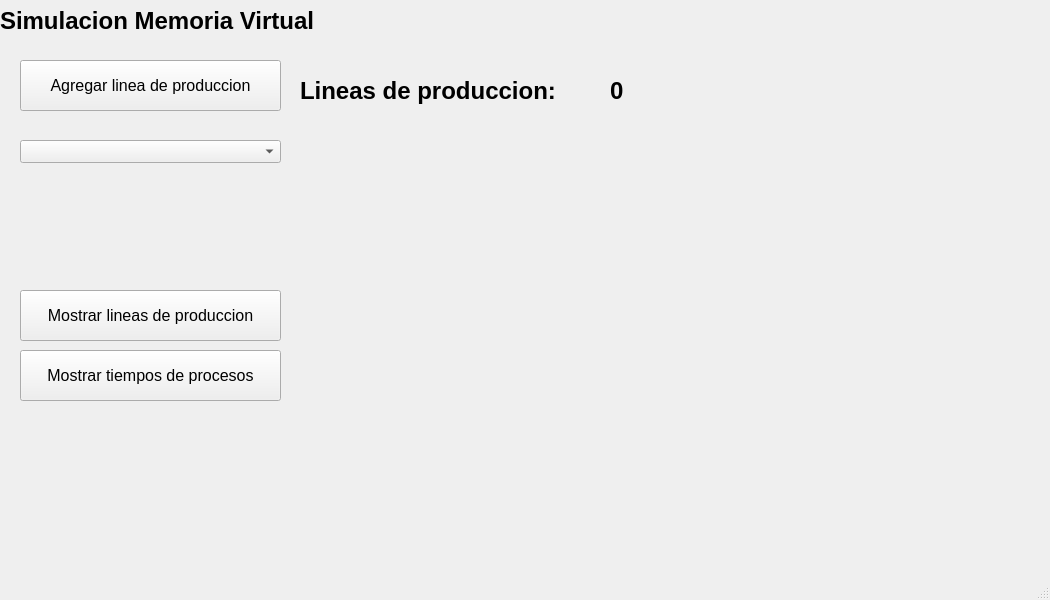
JoseDavidSS/AED2.LineaProduccion-Simulada, file GUI/ventanaprincipal.ui: the form before one commit.
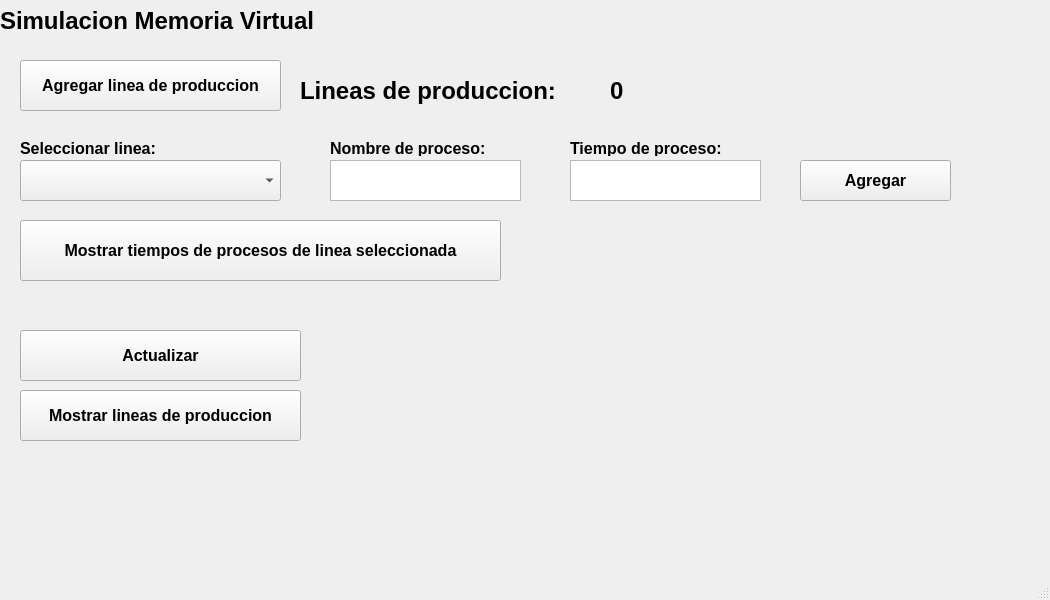
The form after the commit.

Diff of the .ui file:
```diff
--- a/GUI/ventanaprincipal.ui
+++ b/GUI/ventanaprincipal.ui
@@ -38,14 +38,16 @@
     <property name="geometry">
      <rect>
       <x>20</x>
-      <y>290</y>
-      <width>261</width>
+      <y>390</y>
+      <width>281</width>
       <height>51</height>
      </rect>
     </property>
     <property name="font">
      <font>
       <pointsize>12</pointsize>
+      <weight>75</weight>
+      <bold>true</bold>
      </font>
     </property>
     <property name="text">
@@ -56,18 +58,20 @@
     <property name="geometry">
      <rect>
       <x>20</x>
-      <y>350</y>
-      <width>261</width>
-      <height>51</height>
+      <y>220</y>
+      <width>481</width>
+      <height>61</height>
      </rect>
     </property>
     <property name="font">
      <font>
       <pointsize>12</pointsize>
+      <weight>75</weight>
+      <bold>true</bold>
      </font>
     </property>
     <property name="text">
-     <string>Mostrar tiempos de procesos</string>
+     <string>Mostrar tiempos de procesos de linea seleccionada</string>
     </property>
    </widget>
    <widget class="QPushButton" name="pushButton_4">
@@ -82,6 +86,8 @@
     <property name="font">
      <font>
       <pointsize>12</pointsize>
+      <weight>75</weight>
+      <bold>true</bold>
      </font>
     </property>
     <property name="text">
@@ -138,10 +144,136 @@
     <property name="geometry">
      <rect>
       <x>20</x>
-      <y>140</y>
+      <y>160</y>
       <width>261</width>
-      <height>23</height>
+      <height>41</height>
      </rect>
+    </property>
+    <property name="font">
+     <font>
+      <pointsize>12</pointsize>
+      <italic>true</italic>
+     </font>
+    </property>
+   </widget>
+   <widget class="QTextEdit" name="textEdit">
+    <property name="geometry">
+     <rect>
+      <x>330</x>
+      <y>160</y>
+      <width>191</width>
+      <height>41</height>
+     </rect>
+    </property>
+   </widget>
+   <widget class="QTextEdit" name="textEdit_2">
+    <property name="geometry">
+     <rect>
+      <x>570</x>
+      <y>160</y>
+      <width>191</width>
+      <height>41</height>
+     </rect>
+    </property>
+   </widget>
+   <widget class="QLabel" name="label_4">
+    <property name="geometry">
+     <rect>
+      <x>20</x>
+      <y>140</y>
+      <width>161</width>
+      <height>16</height>
+     </rect>
+    </property>
+    <property name="font">
+     <font>
+      <pointsize>12</pointsize>
+      <weight>75</weight>
+      <bold>true</bold>
+     </font>
+    </property>
+    <property name="text">
+     <string>Seleccionar linea:</string>
+    </property>
+   </widget>
+   <widget class="QLabel" name="label_5">
+    <property name="geometry">
+     <rect>
+      <x>330</x>
+      <y>140</y>
+      <width>191</width>
+      <height>16</height>
+     </rect>
+    </property>
+    <property name="font">
+     <font>
+      <pointsize>12</pointsize>
+      <weight>75</weight>
+      <bold>true</bold>
+     </font>
+    </property>
+    <property name="text">
+     <string>Nombre de proceso:</string>
+    </property>
+   </widget>
+   <widget class="QLabel" name="label_6">
+    <property name="geometry">
+     <rect>
+      <x>570</x>
+      <y>140</y>
+      <width>191</width>
+      <height>16</height>
+     </rect>
+    </property>
+    <property name="font">
+     <font>
+      <pointsize>12</pointsize>
+      <weight>75</weight>
+      <bold>true</bold>
+     </font>
+    </property>
+    <property name="text">
+     <string>Tiempo de proceso:</string>
+    </property>
+   </widget>
+   <widget class="QPushButton" name="pushButton_5">
+    <property name="geometry">
+     <rect>
+      <x>20</x>
+      <y>330</y>
+      <width>281</width>
+      <height>51</height>
+     </rect>
+    </property>
+    <property name="font">
+     <font>
+      <pointsize>12</pointsize>
+      <weight>75</weight>
+      <bold>true</bold>
+     </font>
+    </property>
+    <property name="text">
+     <string>Actualizar</string>
+    </property>
+   </widget>
+   <widget class="QPushButton" name="pushButton_6">
+    <property name="geometry">
+     <rect>
+      <x>800</x>
+      <y>160</y>
+      <width>151</width>
+      <height>41</height>
+     </rect>
+    </property>
+    <property name="font">
+     <font>
+      <pointsize>12</pointsize>
+      <weight>75</weight>
+      <bold>true</bold>
+     </font>
+    </property>
+    <property name="text">
+     <string>Agregar</string>
     </property>
    </widget>
   </widget>
```
